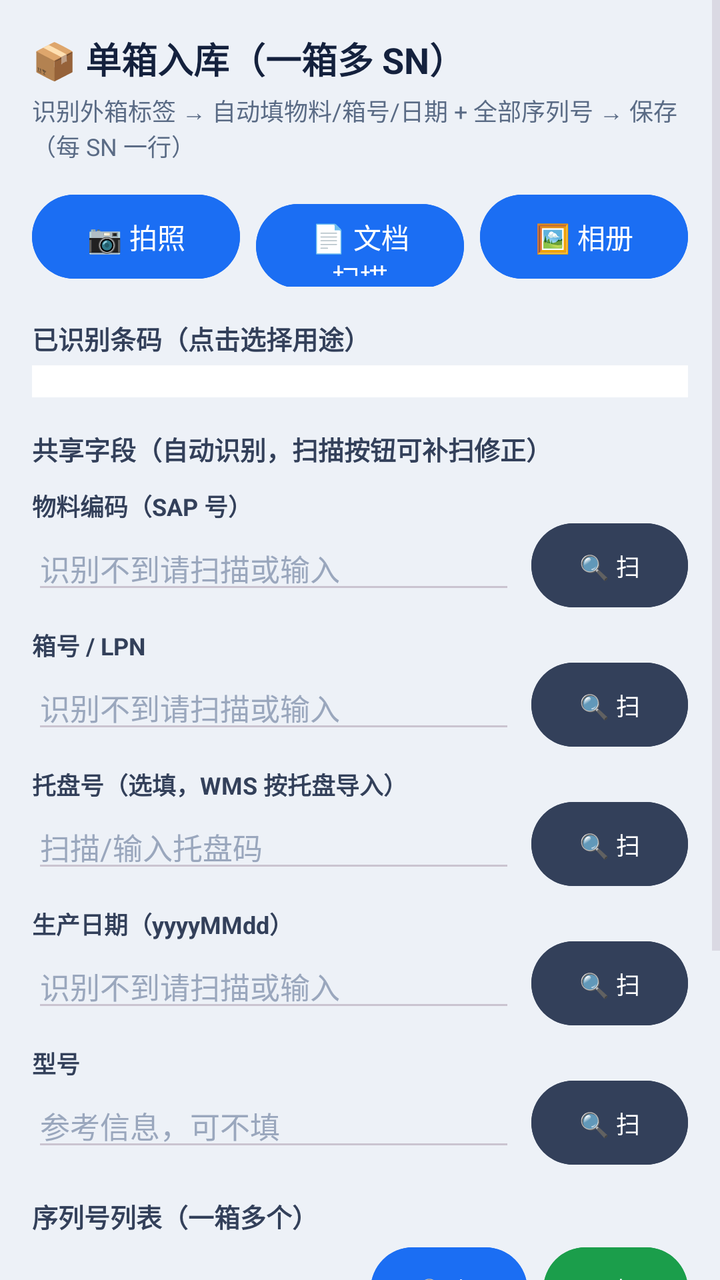
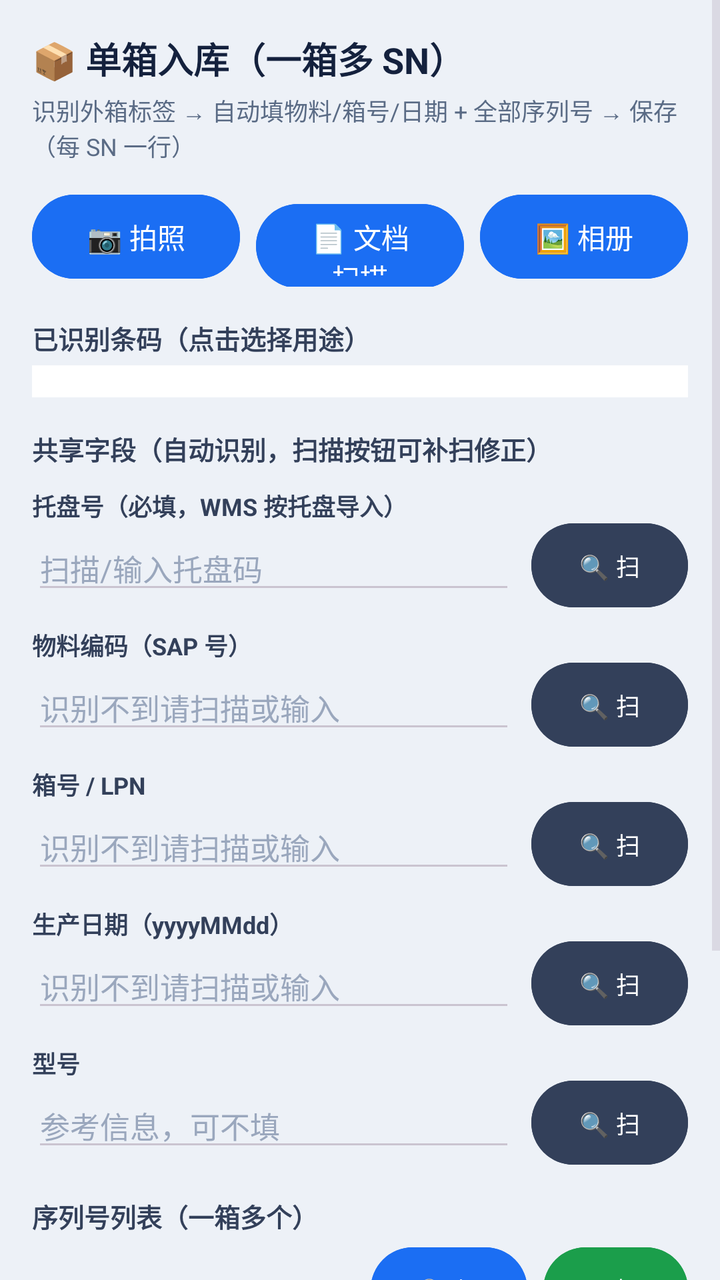

The first picture is an Android layout as it rendered before a commit; the second is the same layout after the commit. The layout source and the unified diff follow.
<!-- AndroidManifest.xml: application theme Theme.LabelScanner -->
<!-- res/layout/activity_single_box.xml -->
<?xml version="1.0" encoding="utf-8"?>
<ScrollView xmlns:android="http://schemas.android.com/apk/res/android"
    android:layout_width="match_parent"
    android:layout_height="match_parent"
    android:background="#EDF1F7"
    android:fillViewport="true">

    <LinearLayout
        android:layout_width="match_parent"
        android:layout_height="wrap_content"
        android:orientation="vertical"
        android:padding="16dp">

        <TextView
            android:layout_width="match_parent"
            android:layout_height="wrap_content"
            android:text="📦 单箱入库（一箱多 SN）"
            android:textSize="18sp"
            android:textStyle="bold"
            android:textColor="#14213D" />

        <TextView
            android:layout_width="match_parent"
            android:layout_height="wrap_content"
            android:layout_marginTop="4dp"
            android:text="识别外箱标签 → 自动填物料/箱号/日期 + 全部序列号 → 保存（每 SN 一行）"
            android:textSize="12sp"
            android:textColor="#5A6B85" />

        
        <LinearLayout
            android:layout_width="match_parent"
            android:layout_height="wrap_content"
            android:layout_marginTop="12dp"
            android:orientation="horizontal">

            <Button
                android:id="@+id/btnTakePhoto"
                android:layout_width="0dp"
                android:layout_height="50dp"
                android:layout_weight="1"
                android:backgroundTint="#1B6EF3"
                android:text="📷 拍照"
                android:textColor="#FFFFFF"
                android:textSize="14sp" />

            <Button
                android:id="@+id/btnScanDoc"
                android:layout_width="0dp"
                android:layout_height="50dp"
                android:layout_weight="1"
                android:layout_marginStart="8dp"
                android:backgroundTint="#1B6EF3"
                android:text="📄 文档扫描"
                android:textColor="#FFFFFF"
                android:textSize="14sp" />

            <Button
                android:id="@+id/btnPickGallery"
                android:layout_width="0dp"
                android:layout_height="50dp"
                android:layout_weight="1"
                android:layout_marginStart="8dp"
                android:backgroundTint="#1B6EF3"
                android:text="🖼️ 相册"
                android:textColor="#FFFFFF"
                android:textSize="14sp" />
        </LinearLayout>

        
        <TextView
            android:layout_width="match_parent"
            android:layout_height="wrap_content"
            android:layout_marginTop="16dp"
            android:text="已识别条码（点击选择用途）"
            android:textSize="13sp"
            android:textStyle="bold"
            android:textColor="#33405A" />

        <LinearLayout
            android:id="@+id/llCodeCandidates"
            android:layout_width="match_parent"
            android:layout_height="wrap_content"
            android:layout_marginTop="4dp"
            android:orientation="vertical"
            android:background="#FFFFFF"
            android:padding="8dp" />

        
        <TextView
            android:layout_width="match_parent"
            android:layout_height="wrap_content"
            android:layout_marginTop="16dp"
            android:text="共享字段（自动识别，扫描按钮可补扫修正）"
            android:textSize="13sp"
            android:textStyle="bold"
            android:textColor="#33405A" />

        <TextView
            android:layout_width="match_parent"
            android:layout_height="wrap_content"
            android:layout_marginTop="10dp"
            android:text="物料编码（SAP 号）"
            android:textSize="12sp"
            android:textStyle="bold"
            android:textColor="#33405A" />

        <LinearLayout
            android:layout_width="match_parent"
            android:layout_height="wrap_content"
            android:orientation="horizontal"
            android:gravity="center_vertical">

            <EditText
                android:id="@+id/etMaterial"
                android:layout_width="0dp"
                android:layout_height="wrap_content"
                android:layout_weight="1"
                android:hint="识别不到请扫描或输入"
                android:textSize="15sp"
                android:textColor="#14213D"
                android:textColorHint="#9AA7BD"
                android:inputType="text" />

            <Button
                android:id="@+id/btnScanMaterial"
                android:layout_width="wrap_content"
                android:layout_height="42dp"
                android:layout_marginStart="8dp"
                android:backgroundTint="#33405A"
                android:text="🔍 扫"
                android:textColor="#FFFFFF"
                android:textSize="12sp"
                android:minWidth="64dp"
                android:insetTop="0dp"
                android:insetBottom="0dp" />
        </LinearLayout>

        <TextView
            android:layout_width="match_parent"
            android:layout_height="wrap_content"
            android:layout_marginTop="10dp"
            android:text="箱号 / LPN"
            android:textSize="12sp"
            android:textStyle="bold"
            android:textColor="#33405A" />

        <LinearLayout
            android:layout_width="match_parent"
            android:layout_height="wrap_content"
            android:orientation="horizontal"
            android:gravity="center_vertical">

            <EditText
                android:id="@+id/etBox"
                android:layout_width="0dp"
                android:layout_height="wrap_content"
                android:layout_weight="1"
                android:hint="识别不到请扫描或输入"
                android:textSize="15sp"
                android:textColor="#14213D"
                android:textColorHint="#9AA7BD"
                android:inputType="text" />

            <Button
                android:id="@+id/btnScanBox"
                android:layout_width="wrap_content"
                android:layout_height="42dp"
                android:layout_marginStart="8dp"
                android:backgroundTint="#33405A"
                android:text="🔍 扫"
                android:textColor="#FFFFFF"
                android:textSize="12sp"
                android:minWidth="64dp"
                android:insetTop="0dp"
                android:insetBottom="0dp" />
        </LinearLayout>

        <TextView
            android:layout_width="match_parent"
            android:layout_height="wrap_content"
            android:layout_marginTop="10dp"
            android:text="托盘号（选填，WMS 按托盘导入）"
            android:textSize="12sp"
            android:textStyle="bold"
            android:textColor="#33405A" />

        <LinearLayout
            android:layout_width="match_parent"
            android:layout_height="wrap_content"
            android:orientation="horizontal"
            android:gravity="center_vertical">

            <EditText
                android:id="@+id/etTrayCode"
                android:layout_width="0dp"
                android:layout_height="wrap_content"
                android:layout_weight="1"
                android:hint="扫描/输入托盘码"
                android:textSize="15sp"
                android:textColor="#14213D"
                android:textColorHint="#9AA7BD"
                android:inputType="text" />

            <Button
                android:id="@+id/btnScanTrayCode"
                android:layout_width="wrap_content"
                android:layout_height="42dp"
                android:layout_marginStart="8dp"
                android:backgroundTint="#33405A"
                android:text="🔍 扫"
                android:textColor="#FFFFFF"
                android:textSize="12sp"
                android:minWidth="64dp"
                android:insetTop="0dp"
                android:insetBottom="0dp" />
        </LinearLayout>

        <TextView
            android:layout_width="match_parent"
            android:layout_height="wrap_content"
            android:layout_marginTop="10dp"
            android:text="生产日期（yyyyMMdd）"
            android:textSize="12sp"
            android:textStyle="bold"
            android:textColor="#33405A" />

        <LinearLayout
            android:layout_width="match_parent"
            android:layout_height="wrap_content"
            android:orientation="horizontal"
            android:gravity="center_vertical">

            <EditText
                android:id="@+id/etDate"
                android:layout_width="0dp"
                android:layout_height="wrap_content"
                android:layout_weight="1"
                android:hint="识别不到请扫描或输入"
                android:textSize="15sp"
                android:textColor="#14213D"
                android:textColorHint="#9AA7BD"
                android:inputType="date" />

            <Button
                android:id="@+id/btnScanDate"
                android:layout_width="wrap_content"
                android:layout_height="42dp"
                android:layout_marginStart="8dp"
                android:backgroundTint="#33405A"
                android:text="🔍 扫"
                android:textColor="#FFFFFF"
                android:textSize="12sp"
                android:minWidth="64dp"
                android:insetTop="0dp"
                android:insetBottom="0dp" />
        </LinearLayout>

        <TextView
            android:layout_width="match_parent"
            android:layout_height="wrap_content"
            android:layout_marginTop="10dp"
            android:text="型号"
            android:textSize="12sp"
            android:textStyle="bold"
            android:textColor="#33405A" />

        <LinearLayout
            android:layout_width="match_parent"
            android:layout_height="wrap_content"
            android:orientation="horizontal"
            android:gravity="center_vertical">

            <EditText
                android:id="@+id/etModel"
                android:layout_width="0dp"
                android:layout_height="wrap_content"
                android:layout_weight="1"
                android:hint="参考信息，可不填"
                android:textSize="15sp"
                android:textColor="#14213D"
                android:textColorHint="#9AA7BD"
                android:inputType="text" />

            <Button
                android:id="@+id/btnScanModel"
                android:layout_width="wrap_content"
                android:layout_height="42dp"
                android:layout_marginStart="8dp"
                android:backgroundTint="#33405A"
                android:text="🔍 扫"
                android:textColor="#FFFFFF"
                android:textSize="12sp"
                android:minWidth="64dp"
                android:insetTop="0dp"
                android:insetBottom="0dp" />
        </LinearLayout>

        
        <TextView
            android:layout_width="match_parent"
            android:layout_height="wrap_content"
            android:layout_marginTop="16dp"
            android:text="序列号列表（一箱多个）"
            android:textSize="13sp"
            android:textStyle="bold"
            android:textColor="#33405A" />

        <LinearLayout
            android:layout_width="match_parent"
            android:layout_height="wrap_content"
            android:layout_marginTop="6dp"
            android:orientation="horizontal"
            android:gravity="center_vertical">

            <EditText
                android:id="@+id/etManualSn"
                android:layout_width="0dp"
                android:layout_height="wrap_content"
                android:layout_weight="1"
                android:hint="手动输入/扫描序列号"
                android:textSize="14sp"
                android:textColor="#14213D"
                android:textColorHint="#9AA7BD"
                android:inputType="text" />

            <Button
                android:id="@+id/btnScanSn"
                android:layout_width="wrap_content"
                android:layout_height="42dp"
                android:layout_marginStart="8dp"
                android:backgroundTint="#1B6EF3"
                android:text="🔍 扫"
                android:textColor="#FFFFFF"
                android:textSize="12sp"
                android:minWidth="64dp"
                android:insetTop="0dp"
                android:insetBottom="0dp" />

            <Button
                android:id="@+id/btnAddSn"
                android:layout_width="wrap_content"
                android:layout_height="42dp"
                android:layout_marginStart="8dp"
                android:backgroundTint="#1B9E4B"
                android:text="＋加"
                android:textColor="#FFFFFF"
                android:textSize="12sp"
                android:minWidth="64dp"
                android:insetTop="0dp"
                android:insetBottom="0dp" />
        </LinearLayout>

        <LinearLayout
            android:id="@+id/llSnList"
            android:layout_width="match_parent"
            android:layout_height="wrap_content"
            android:layout_marginTop="4dp"
            android:orientation="vertical" />

        
        <Button
            android:id="@+id/btnSaveBox"
            android:layout_width="match_parent"
            android:layout_height="54dp"
            android:layout_marginTop="16dp"
            android:backgroundTint="#1B9E4B"
            android:text="✅ 保存入库（每 SN 一行）"
            android:textColor="#FFFFFF"
            android:textSize="16sp"
            android:textStyle="bold" />

        <Button
            android:id="@+id/btnResetBox"
            android:layout_width="match_parent"
            android:layout_height="46dp"
            android:layout_marginTop="8dp"
            android:backgroundTint="#F2F4F8"
            android:text="🔄 清空，下一箱"
            android:textColor="#33405A"
            android:textSize="14sp" />

        <TextView
            android:id="@+id/tvBoxStatus"
            android:layout_width="match_parent"
            android:layout_height="wrap_content"
            android:layout_marginTop="12dp"
            android:text=""
            android:textSize="13sp"
            android:textColor="#1B6EF3"
            android:minHeight="40dp" />

    </LinearLayout>
</ScrollView>
<!-- resources referenced by this layout -->
<resources>
  <style name="Theme.LabelScanner" parent="Theme.Material3.Dark.NoActionBar">
          <item name="android:statusBarColor">@android:color/transparent</item>
          <item name="android:navigationBarColor">@android:color/transparent</item>
          <item name="android:windowDrawsSystemBarBackgrounds">true</item>
          <item name="android:windowLightStatusBar">false</item>
          <item name="android:windowLightNavigationBar">false</item>
      </style>
</resources>

<!-- the commit's change to res/layout/activity_single_box.xml (unified diff, before → after) -->
@@ -100,6 +100,46 @@
             android:layout_width="match_parent"
             android:layout_height="wrap_content"
             android:layout_marginTop="10dp"
+            android:text="托盘号（必填，WMS 按托盘导入）"
+            android:textSize="12sp"
+            android:textStyle="bold"
+            android:textColor="#33405A" />
+
+        <LinearLayout
+            android:layout_width="match_parent"
+            android:layout_height="wrap_content"
+            android:orientation="horizontal"
+            android:gravity="center_vertical">
+
+            <EditText
+                android:id="@+id/etTrayCode"
+                android:layout_width="0dp"
+                android:layout_height="wrap_content"
+                android:layout_weight="1"
+                android:hint="扫描/输入托盘码"
+                android:textSize="15sp"
+                android:textColor="#14213D"
+                android:textColorHint="#9AA7BD"
+                android:inputType="text" />
+
+            <Button
+                android:id="@+id/btnScanTrayCode"
+                android:layout_width="wrap_content"
+                android:layout_height="42dp"
+                android:layout_marginStart="8dp"
+                android:backgroundTint="#33405A"
+                android:text="🔍 扫"
+                android:textColor="#FFFFFF"
+                android:textSize="12sp"
+                android:minWidth="64dp"
+                android:insetTop="0dp"
+                android:insetBottom="0dp" />
+        </LinearLayout>
+
+        <TextView
+            android:layout_width="match_parent"
+            android:layout_height="wrap_content"
+            android:layout_marginTop="10dp"
             android:text="物料编码（SAP 号）"
             android:textSize="12sp"
             android:textStyle="bold"
@@ -164,46 +204,6 @@
 
             <Button
                 android:id="@+id/btnScanBox"
-                android:layout_width="wrap_content"
-                android:layout_height="42dp"
-                android:layout_marginStart="8dp"
-                android:backgroundTint="#33405A"
-                android:text="🔍 扫"
-                android:textColor="#FFFFFF"
-                android:textSize="12sp"
-                android:minWidth="64dp"
-                android:insetTop="0dp"
-                android:insetBottom="0dp" />
-        </LinearLayout>
-
-        <TextView
-            android:layout_width="match_parent"
-            android:layout_height="wrap_content"
-            android:layout_marginTop="10dp"
-            android:text="托盘号（选填，WMS 按托盘导入）"
-            android:textSize="12sp"
-            android:textStyle="bold"
-            android:textColor="#33405A" />
-
-        <LinearLayout
-            android:layout_width="match_parent"
-            android:layout_height="wrap_content"
-            android:orientation="horizontal"
-            android:gravity="center_vertical">
-
-            <EditText
-                android:id="@+id/etTrayCode"
-                android:layout_width="0dp"
-                android:layout_height="wrap_content"
-                android:layout_weight="1"
-                android:hint="扫描/输入托盘码"
-                android:textSize="15sp"
-                android:textColor="#14213D"
-                android:textColorHint="#9AA7BD"
-                android:inputType="text" />
-
-            <Button
-                android:id="@+id/btnScanTrayCode"
                 android:layout_width="wrap_content"
                 android:layout_height="42dp"
                 android:layout_marginStart="8dp"
